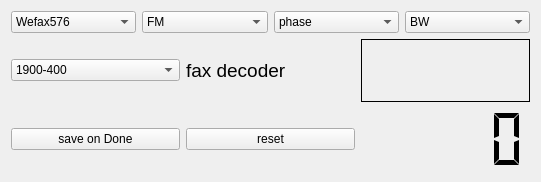
JvanKatwijk/swradio-8, file decoders/fax-decoder/fax-decoder.ui: the form before one commit.
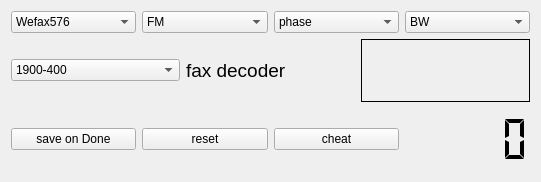
The form after the commit.

What changed in the file:
```diff
--- a/decoders/fax-decoder/fax-decoder.ui
+++ b/decoders/fax-decoder/fax-decoder.ui
@@ -150,6 +150,13 @@
        </property>
       </widget>
      </item>
+     <item>
+      <widget class="QPushButton" name="cheatButton">
+       <property name="text">
+        <string>cheat</string>
+       </property>
+      </widget>
+     </item>
      <item>
       <widget class="QLCDNumber" name="lineNumber">
        <property name="lineWidth">
```
